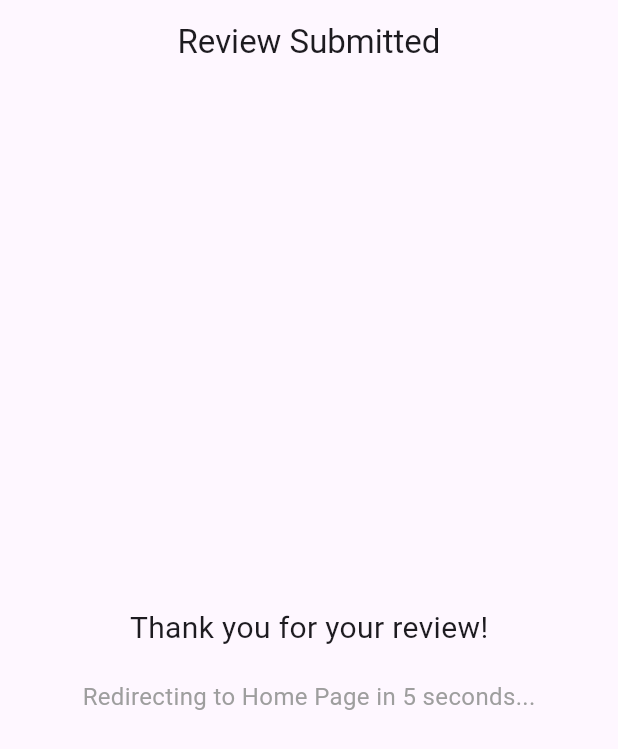
After one commit to danielyudicarvalho/parque-da-ciencia, a Flutter app: the ConfirmationPage screen opened directly, on a phone screen of 412 x 824 dp. The commit adds this screen. Shown: the top 749 px of the screen. Run offline on Flutter 3.47's test engine with Material 3 defaults, Android fonts, the phone set to English and light mode, and no system bars; our stand-ins replace sqflite; accounts and stored records are empty.

Commit message:
feat: confirm saved requests

```diff
--- /dev/null
+++ b/lib/pages/confirmation_page.dart
@@ -0,0 +1,48 @@
+import 'package:flutter/material.dart';
+import 'package:pc_app/pages/home_page.dart';
+import 'package:pc_app/pages/review_page.dart';
+
+class ConfirmationPage extends StatefulWidget {
+  const ConfirmationPage({Key? key}) : super(key: key);
+
+  @override
+  _ConfirmationPageState createState() => _ConfirmationPageState();
+}
+
+class _ConfirmationPageState extends State<ConfirmationPage> {
+  @override
+  void initState() {
+    super.initState();
+    Future.delayed(const Duration(seconds: 8), () {
+      Navigator.of(context).pushReplacement(
+        MaterialPageRoute(builder: (context) => ReviewPage()),
+      );
+    });
+  }
+
+  @override
+  Widget build(BuildContext context) {
+    return Scaffold(
+      appBar: AppBar(
+        title: const Text('Review Submitted'),
+        centerTitle: true,
+      ),
+      body: Center(
+        child: Column(
+          mainAxisAlignment: MainAxisAlignment.center,
+          children: [
+            const Text(
+              'Thank you for your review!',
+              style: TextStyle(fontSize: 20),
+            ),
+            const Padding(padding: EdgeInsets.all(10)),
+            const Text(
+              'Redirecting to Home Page in 5 seconds...',
+              style: TextStyle(fontSize: 16, color: Colors.grey),
+            ),
+          ],
+        ),
+      ),
+    );
+  }
+}
```
Also changed, not shown: lib/pages/home_page.dart (+40 -0 lines), lib/pages/review_list.dart (added, +22 -0 lines), lib/pages/review_page.dart (added, +62 -0 lines).
